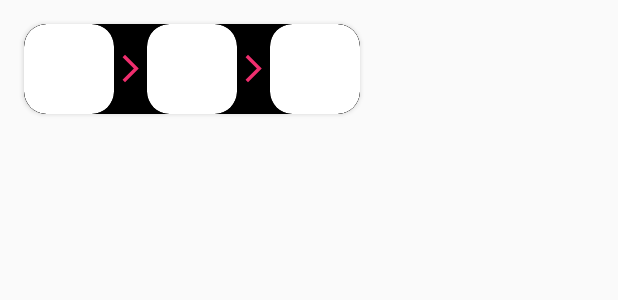
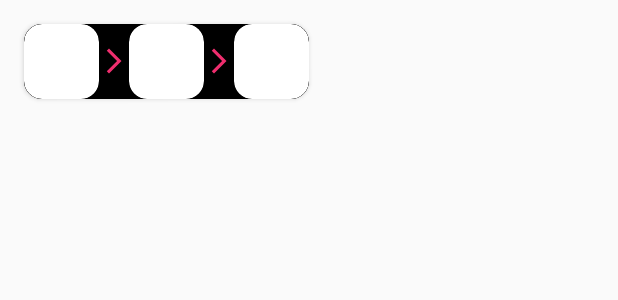
Before and after one commit to RePlaze/LoL-App, an Android app: the layout cardbig.xml on its own in the app's theme, with its tools: preview values and no code run, on a phone screen of 412 x 824 dp. Shown: the top 300 px of the screen. Run offline under Robolectric (Android 15) with nearby library versions, the phone set to English and light mode, and no system bars.

Commit message:
some improves

```diff
--- a/app/src/main/AndroidManifest.xml
+++ b/app/src/main/AndroidManifest.xml
@@ -2,7 +2,8 @@
 <manifest xmlns:android="http://schemas.android.com/apk/res/android"
     package="me.ibrahimsn.smoothbottombar">
     <uses-permission android:name="android.permission.INTERNET" />
-
+    <uses-permission android:name="android.permission.ACCESS_NETWORK_STATE"/>
+    <uses-permission android:name="android.permission.ACCESS_WIFI_STATE"  />
     <application
         android:allowBackup="true"
         android:icon="@mipmap/ic_launcher"
--- a/app/src/main/java/me/ibrahimsn/smoothbottombar/FirstFragment.kt
+++ b/app/src/main/java/me/ibrahimsn/smoothbottombar/FirstFragment.kt
@@ -28,7 +28,7 @@ class FirstFragment : Fragment() {
         // Change the text color of the SearchView query text
         val searchText =
             searchView.findViewById<EditText>(androidx.appcompat.R.id.search_src_text)
-
+        searchText.setTextColor(ContextCompat.getColor(requireContext(), R.color.white))
 
         val gridItems = mutableListOf(
             GridItem("Aatrox", R.drawable.aatrox),
--- a/app/src/main/res/drawable/rounded_searchview.xml
+++ b/app/src/main/res/drawable/rounded_searchview.xml
@@ -1,5 +1,5 @@
 <shape xmlns:android="http://schemas.android.com/apk/res/android"
     android:shape="rectangle">
-    <corners android:radius="15dp" />
+    <corners android:radius="16dp" />
     <solid android:color="#151516" />
 </shape>
--- a/app/src/main/res/layout/cardbig.xml
+++ b/app/src/main/res/layout/cardbig.xml
@@ -7,7 +7,7 @@
     android:layout_below="@+id/championBuildTextView"
     android:layout_margin="16dp"
     android:layout_marginTop="10dp"
-    app:cardCornerRadius="15dp"
+    app:cardCornerRadius="12dp"
     android:background="@color/black">
 
     <LinearLayout
@@ -18,53 +18,53 @@
 
         <!-- Image 1 -->
         <androidx.cardview.widget.CardView
-            android:layout_width="60dp"
-            android:layout_height="60dp"
-            app:cardCornerRadius="15dp">
+            android:layout_width="50dp"
+            android:layout_height="50dp"
+            app:cardCornerRadius="12dp">
             <ImageView
                 android:id="@+id/image1"
-                android:layout_width="65dp"
-                android:layout_height="65dp"
+                android:layout_width="55dp"
+                android:layout_height="55dp"
                 android:layout_gravity="center"
                 android:adjustViewBounds="true"
                 android:contentDescription="Image1"
                 android:scaleType="centerInside"/>
         </androidx.cardview.widget.CardView>
         <ImageView
-            android:layout_width="22dp"
-            android:layout_height="22dp"
+            android:layout_width="20dp"
+            android:layout_height="20dp"
             android:src="@drawable/ic_arrowbig"
             android:layout_gravity="center_vertical"
             app:tint="@color/colorPrimaryDark" />
         <!-- Image 2 -->
         <androidx.cardview.widget.CardView
-            android:layout_width="60dp"
-            android:layout_height="60dp"
-            app:cardCornerRadius="15dp">
+            android:layout_width="50dp"
+            android:layout_height="50dp"
+            app:cardCornerRadius="12dp">
             <ImageView
                 android:id="@+id/image2"
-                android:layout_width="65dp"
-                android:layout_height="65dp"
+                android:layout_width="55dp"
+                android:layout_height="55dp"
                 android:layout_gravity="center"
                 android:adjustViewBounds="true"
                 android:contentDescription="Image2"
                 android:scaleType="centerInside"/>
         </androidx.cardview.widget.CardView>
         <ImageView
-            android:layout_width="22dp"
-            android:layout_height="22dp"
+            android:layout_width="20dp"
+            android:layout_height="20dp"
             android:src="@drawable/ic_arrowbig"
             android:layout_gravity="center_vertical"
             app:tint="@color/colorPrimaryDark" />
         <!-- Image 3 -->
         <androidx.cardview.widget.CardView
-            android:layout_width="60dp"
-            android:layout_height="60dp"
-            app:cardCornerRadius="15dp">
+            android:layout_width="50dp"
+            android:layout_height="50dp"
+            app:cardCornerRadius="12dp">
             <ImageView
                 android:id="@+id/image3"
-                android:layout_width="65dp"
-                android:layout_height="65dp"
+                android:layout_width="55dp"
+                android:layout_height="55dp"
                 android:layout_gravity="center"
                 android:adjustViewBounds="true"
                 android:contentDescription="Image3"
--- a/app/src/main/res/layout/fragment_first.xml
+++ b/app/src/main/res/layout/fragment_first.xml
@@ -4,12 +4,13 @@
     android:layout_width="match_parent"
     android:layout_height="match_parent"
     android:background="@color/black"
-    android:layout_margin="8dp"
+    android:layout_margin="11dp"
     tools:context=".FirstFragment">
 
     <!-- SearchView with rounded edges and custom icon and text color -->
     <androidx.appcompat.widget.SearchView
         android:id="@+id/searchView"
+        android:backgroundTint="@color/colorAccent"
         android:layout_width="0dp"
         android:layout_height="wrap_content"
         android:layout_margin="9dp"
@@ -21,6 +22,7 @@
         app:layout_constraintStart_toStartOf="parent"
         app:layout_constraintTop_toTopOf="parent"
         app:queryHint="@null"
+        app:defaultQueryHint="Search"
         >
 
         <!-- Customize the search icon -->
--- a/app/src/main/res/values/styles.xml
+++ b/app/src/main/res/values/styles.xml
@@ -25,8 +25,8 @@
     <style name="SearchViewTheme" parent="Widget.AppCompat.SearchView">
         <item name="android:iconifiedByDefault">true</item>
         <item name="android:queryHint">Search...</item>
-        <item name="android:queryBackground" tools:targetApi="lollipop">@color/black</item>
-        <item name="colorControlNormal">@color/black</item>
+        <item name="android:queryBackground">@color/colorAccent</item>
+        <item name="colorControlNormal">@color/colorAccent</item>
     </style>
 
 
```
Also changed, not shown: app/src/main/java/me/ibrahimsn/smoothbottombar/ChampionBuild.kt (deleted, +0 -23 lines), app/src/main/java/me/ibrahimsn/smoothbottombar/ChampionInfo.kt (+30 -10 lines), app/src/main/res/layout/activity_champion_info.xml (+38 -32 lines), app/src/main/res/layout/card.xml (+16 -16 lines), app/src/main/res/layout/firstbuy.xml (+9 -9 lines), app/src/main/res/drawable/botlane.png (added), app/src/main/res/drawable/jungle.png (added), app/src/main/res/drawable/midlane.png (added), app/src/main/res/drawable/support.png (added), app/src/main/res/drawable/toplane.png (added).
